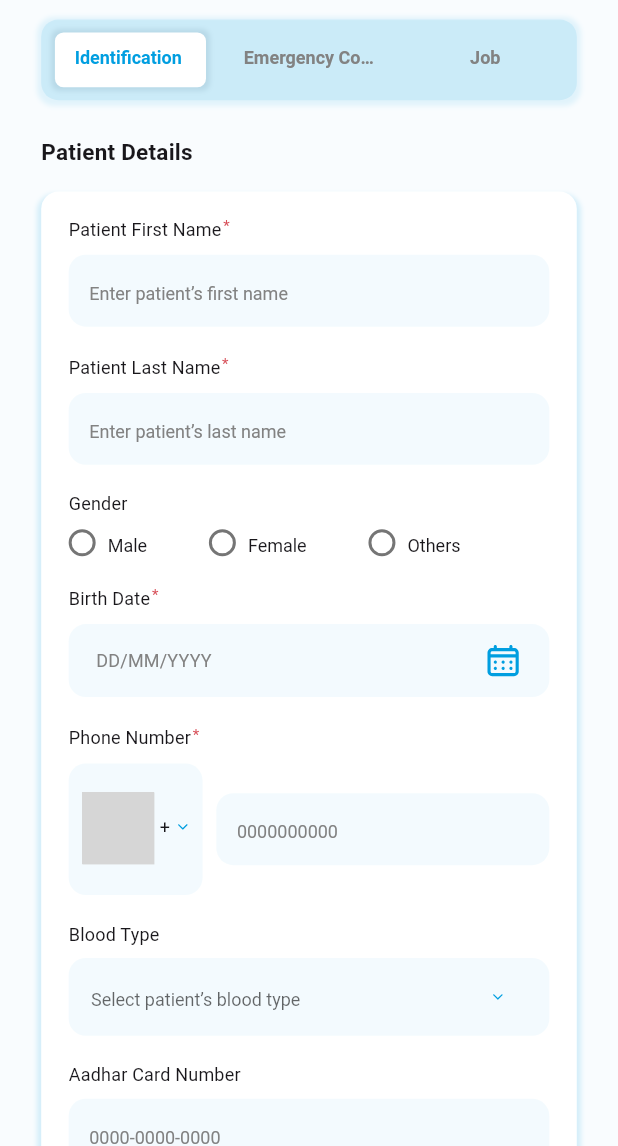
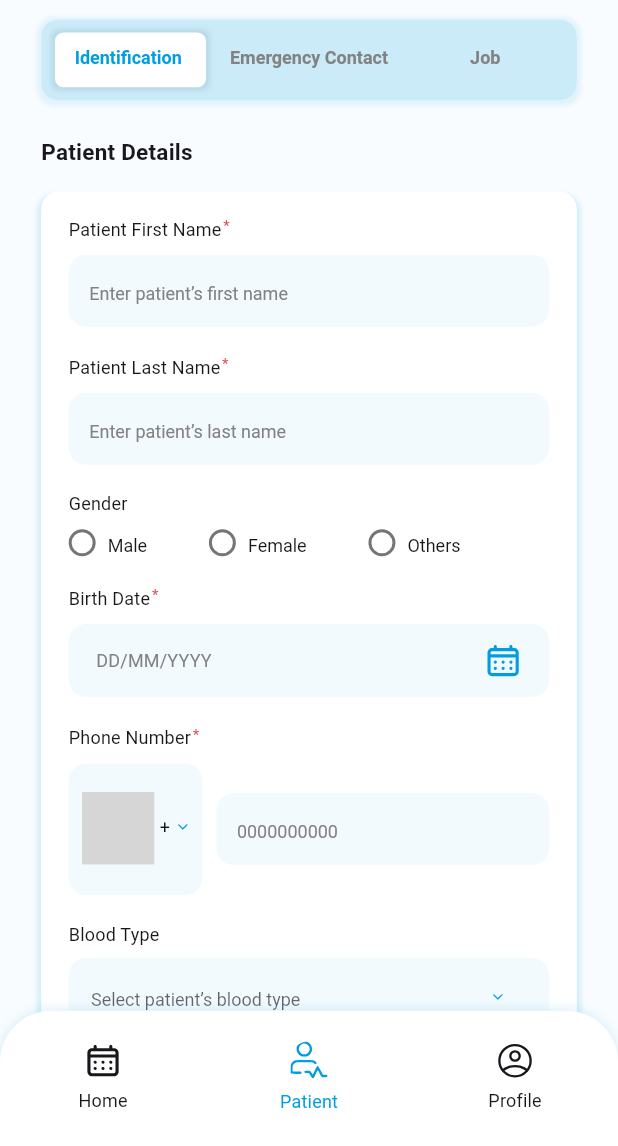
Before and after one commit to ChetanPatelSS/FlutterDemo, a Flutter app: the screen it shows after launch, item 2 of the bottom bar chosen, after a tap on "Add Patient", on a phone screen of 412 x 824 dp, the part 90-1236 px from its top. Run offline on Flutter 3.47's test engine with Material 2 defaults, Android fonts, the phone set to English and light mode, and no system bars; our stand-ins replace another_flushbar, cached_network_image, flutter_svg, infinite_scroll_pagination, shared_preferences; missing offline and left inert: country_pickers; Roboto replaces fonts that are missing (Titillium Web); grey boxes are pictures that could not be loaded.

Commit message:
Done -> Multiple Navigators stack with bottom navigation
By Prakash Parmar

```diff
--- a/lib/view/drawer_view.dart
+++ b/lib/view/drawer_view.dart
@@ -21,7 +21,7 @@ class DrawerView extends StatefulWidget {
   }
 }
 
-class DrawerViewState extends State<DrawerView> {
+class DrawerViewState extends State<DrawerView> with AutomaticKeepAliveClientMixin{
 
   final drawerItems = [
     DrawerItem("Demo 1", Icons.rss_feed),
@@ -113,4 +113,8 @@ class DrawerViewState extends State<DrawerView> {
         ),
       ),);
   }
+
+  @override
+  // TODO: implement wantKeepAlive
+  bool get wantKeepAlive => true;
 }
--- a/lib/view/home_dashboard_page.dart
+++ b/lib/view/home_dashboard_page.dart
@@ -1,19 +1,15 @@
 import 'package:flutter/material.dart';
 import 'package:flutter/rendering.dart';
 import 'package:fpp/model/bottom_menu_item.dart';
-import 'package:fpp/view/home_tab_bar_screen.dart';
-import 'package:fpp/view/list_screen.dart';
+import 'package:fpp/view_model/tab_navigator.dart';
 import 'package:fpp/view/patient_page.dart';
 import 'package:fpp/view/profile_page.dart';
-import 'package:fpp/view/tab_appointment_screen.dart';
 import 'package:fpp/widgets/custom_image_view.dart';
 import 'package:fpp/theme/app_style.dart';
 import 'package:fpp/utils/color_constant.dart';
 import 'package:fpp/utils/image_constant.dart';
 import 'package:fpp/utils/size_utils.dart';
-import 'package:fpp/view/contact_us_screen.dart';
 import 'package:fpp/view/drawer_view.dart';
-import 'package:fpp/view/error_screen.dart';
 import '../view_model/bottom_navigation_scroll_listener.dart';
 
 class HomeDashboardPage extends StatefulWidget {
@@ -24,12 +20,31 @@ class HomeDashboardPage extends StatefulWidget {
 }
 
 class _HomeDashboardPage extends State<HomeDashboardPage> {
+
+  var _currentPage = BottomNavigationTabItem.home;
+  final Map<BottomNavigationTabItem, GlobalKey<NavigatorState>> _navigatorKeys = {
+    BottomNavigationTabItem.home: GlobalKey<NavigatorState>(),
+    BottomNavigationTabItem.patient: GlobalKey<NavigatorState>(),
+    BottomNavigationTabItem.profile: GlobalKey<NavigatorState>(),
+  };
+  int _selectedIndex = 0;
+
+  void _selectTab(BottomNavigationTabItem tabItem, int index) {
+    if(tabItem == _currentPage ){
+      _navigatorKeys[tabItem]?.currentState?.popUntil((route) => route.isFirst);
+    } else {
+      setState(() {
+        _currentPage = tabItem;
+        _selectedIndex = index;
+      });
+    }
+  }
+
   final menuItemList = [
-    BottomMenuItem(icon: ImageConstant.imgCalendar, title: 'Home'),
-    BottomMenuItem(icon: ImageConstant.imgUser, title: 'Patient'),
-    BottomMenuItem(icon: ImageConstant.imgUserGray900, title: 'Profile'),
+    BottomMenuItem(icon: ImageConstant.imgCalendar, title: BottomNavigationTabItem.home.title),
+    BottomMenuItem(icon: ImageConstant.imgUser, title: BottomNavigationTabItem.patient.title),
+    BottomMenuItem(icon: ImageConstant.imgUserGray900, title: BottomNavigationTabItem.profile.title),
   ];
-  int index = 0;
 
   getScreens(ScrollController scrollController) {
     final buildBody = [
@@ -72,6 +87,20 @@ class _HomeDashboardPage extends State<HomeDashboardPage> {
   @override
   Widget build(BuildContext context) {
     return SafeArea(
+        child: WillPopScope(
+          onWillPop: () async {
+            final isFirstRouteInCurrentTab =
+            !await _navigatorKeys[_currentPage]!.currentState!.maybePop();
+            if (isFirstRouteInCurrentTab) {
+              if (_currentPage != BottomNavigationTabItem.home) {
+                _selectTab(BottomNavigationTabItem.home, 0);
+
+                return false;
+              }
+            }
+            // let system handle back button if we're on the first route
+            return isFirstRouteInCurrentTab;
+          },
           child: Scaffold(
               body: AnimatedBuilder(
                 animation: _model,
@@ -79,11 +108,16 @@ class _HomeDashboardPage extends State<HomeDashboardPage> {
                   return Stack(
                     children: [
                       IndexedStack(
-                      index: index,
-                      children: [
+                        index: _selectedIndex,
+                        /*children: [
                           for (int i = 0; i < getScreens(_controller).length; i++)
                             getScreens(_controller)[i]
-                      ],
+                        ],*/
+                          children:<Widget>[
+                            _buildOffstageNavigator(BottomNavigationTabItem.home),
+                            _buildOffstageNavigator(BottomNavigationTabItem.patient),
+                            _buildOffstageNavigator(BottomNavigationTabItem.profile),
+                          ]
                       ),
                       Positioned(
                         left: 0,
@@ -94,7 +128,8 @@ class _HomeDashboardPage extends State<HomeDashboardPage> {
                     ],
                   );
                 },
-            )));
+              )),
+        ));
   }
 
   Widget get _bottomNavBar {
@@ -139,12 +174,8 @@ class _HomeDashboardPage extends State<HomeDashboardPage> {
           elevation: 0.0,
           type: BottomNavigationBarType.fixed,
           backgroundColor: Colors.transparent,
-          currentIndex: index,
-          onTap: (x) {
-            setState(() {
-              index = x;
-            });
-          },
+          currentIndex: _selectedIndex,
+          onTap:  (int index) { _selectTab(BottomNavigationTabItem.values[index], index); },
           items: menuItemList
               .map((item) => BottomNavigationBarItem(
                     icon: Column(
@@ -245,4 +276,22 @@ class _HomeDashboardPage extends State<HomeDashboardPage> {
       ),
     );
   }
+
+  Widget _buildOffstageNavigator(BottomNavigationTabItem tabItem) {
+    return Offstage(
+      offstage: _currentPage.title != tabItem.title,
+      child: TabNavigator3(
+        navigatorKey: _navigatorKeys[tabItem]!,
+        tabItem: tabItem,
+      ),
+    );
   }
+}
+enum BottomNavigationTabItem {
+  home("Home"),
+  patient("Patient"),
+  profile("Profile");
+
+  const BottomNavigationTabItem(this.title);
+  final String title;
+}
--- a/lib/view/patient_add_details_page.dart
+++ b/lib/view/patient_add_details_page.dart
@@ -74,6 +74,7 @@ class _PatientAddDetailsPageState extends State<PatientAddDetailsPage> with Tick
                                               offset: const Offset(0, 1))
                                         ]),
                                     child: TabBar(
+                                      labelPadding: EdgeInsets.zero,
                                         labelColor: ColorConstant.lightBlue600,
                                         labelStyle: TextStyle(
                                             fontSize: getFontSize(12),
@@ -117,7 +118,7 @@ class _PatientAddDetailsPageState extends State<PatientAddDetailsPage> with Tick
                               ),
                               Container(
                                   height: getVerticalSize(1425),
-                                  child: TabBarView(children: [
+                                  child: TabBarView(controller: _tabController,children: [
                                     AddPatientIdentificationPage(
                                         onNext: () => _tabController.index = 1
                                     ),
@@ -127,8 +128,7 @@ class _PatientAddDetailsPageState extends State<PatientAddDetailsPage> with Tick
                                     AddPatientJobsAndEducationPage(
                                         onSubmit: () => onTapArrowleft1(context)
                                     )
-                                  ],
-                                  controller: _tabController,))
+                                  ],))
                             ]))))
         ));
   }
--- a/lib/view/patient_page.dart
+++ b/lib/view/patient_page.dart
@@ -1,5 +1,6 @@
 import 'package:flutter/material.dart';
 import 'package:fpp/utils/routes/routes_name.dart';
+import 'package:fpp/view/patient_add_details_page.dart';
 import 'package:fpp/widgets/custom_icon_button.dart';
 import '../widgets/custom_drop_down.dart';
 import '../theme/app_decoration.dart';
@@ -70,7 +71,7 @@ class _PatientPageState extends State<PatientPage> {
                           color: ColorConstant.lightBlue6001901.withOpacity(0.1),
                           spreadRadius: 1,
                           blurRadius: 1,
-                          offset: Offset(0, 1), // changes position of shadow
+                          offset: const Offset(0, 1), // changes position of shadow
                         ),
                       ],),
 
@@ -157,7 +158,7 @@ class _PatientPageState extends State<PatientPage> {
                                             color: ColorConstant.lightBlue6001901.withOpacity(0.1),
                                             spreadRadius: 1,
                                             blurRadius: 1,
-                                            offset: Offset(0, 1), // changes position of shadow
+                                            offset: const Offset(0, 1), // changes position of shadow
                                           ),
                                         ]),
 
@@ -191,7 +192,7 @@ class _PatientPageState extends State<PatientPage> {
                                               color: ColorConstant.lightBlue6001901.withOpacity(0.1),
                                               spreadRadius: 1,
                                               blurRadius: 1,
-                                              offset: Offset(0, 1), // changes position of shadow
+                                              offset: const Offset(0, 1), // changes position of shadow
                                             ),
                                           ]),
                                       child: Container(
@@ -234,7 +235,10 @@ class _PatientPageState extends State<PatientPage> {
             height: 45,
             child: FloatingActionButton.extended(
               onPressed: (){
-                Navigator.pushNamed(context, RoutesName.patientAddDetailsPage);
+                //Navigator.pushNamed(context, RoutesName.patientAddDetailsPage);
+                Navigator.push(
+                    context, MaterialPageRoute(builder: (BuildContext context) =>
+                        const PatientAddDetailsPage()));
               },
               label: Text(
               "Add Patient",
--- /dev/null
+++ b/lib/view_model/tab_navigator.dart
@@ -0,0 +1,39 @@
+import 'package:flutter/material.dart';
+import 'package:fpp/view/drawer_view.dart';
+import 'package:fpp/view/patient_page.dart';
+import 'package:fpp/view/profile_page.dart';
+
+import '../view/home_dashboard_page.dart';
+
+class TabNavigatorRoutes {
+  static const String root = '/';
+  static const String detail = '/detail';
+}
+
+class TabNavigator3 extends StatelessWidget {
+  const TabNavigator3({super.key, required this.navigatorKey, required this.tabItem});
+  final GlobalKey<NavigatorState> navigatorKey;
+  final BottomNavigationTabItem tabItem;
+
+  @override
+  Widget build(BuildContext context) {
+
+    Widget child = const DrawerView();
+    if(tabItem == BottomNavigationTabItem.home) {
+      child = const DrawerView();
+    } else if(tabItem == BottomNavigationTabItem.patient) {
+      child = const PatientPage();
+    } else if(tabItem == BottomNavigationTabItem.profile) {
+      child = const ProfilePage(name: "My Profile");
+    }
+
+    return Navigator(
+      key: navigatorKey,
+      onGenerateRoute: (routeSettings) {
+        return MaterialPageRoute(
+            builder: (context) => child
+        );
+      },
+    );
+  }
+}
```
Lines whose indentation alone changed are shown as unchanged.
